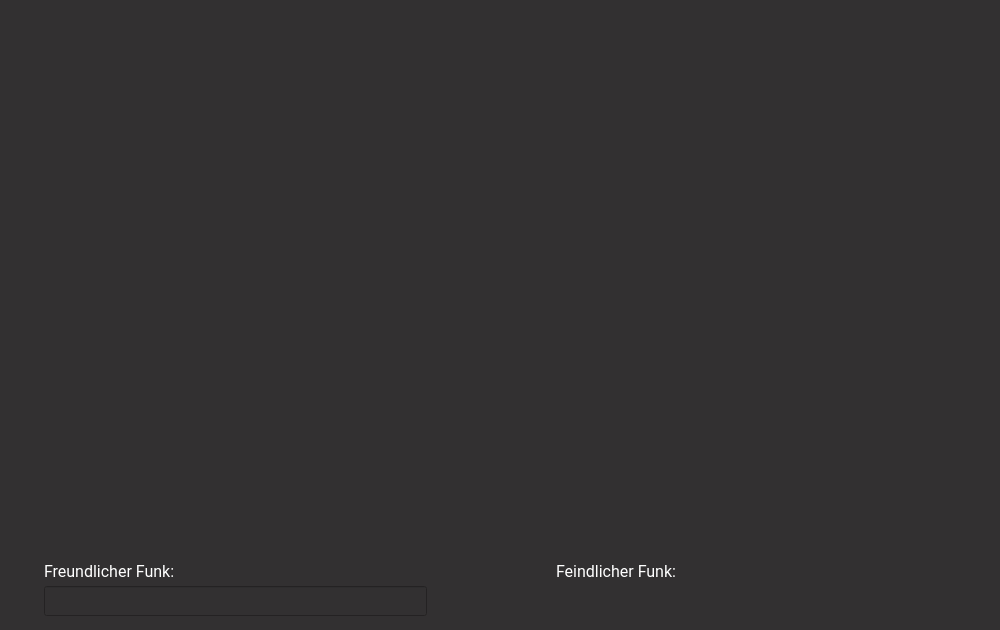
The window that mainwindow.ui (KmanKid/ITP-NavalCombat) describes before a commit, drawn with Qt 5.
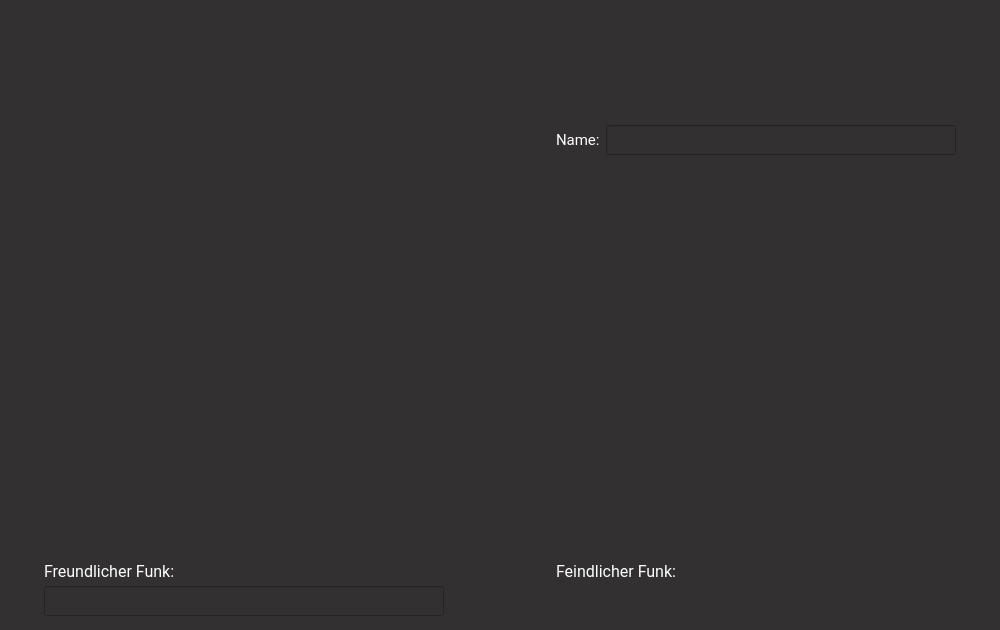
The same window after the commit. Icons and pictures are not drawn.

Commit message: Added custom name functionality

Patch:
```diff
--- a/mainwindow.ui
+++ b/mainwindow.ui
@@ -168,14 +168,61 @@
      <rect>
       <x>44</x>
       <y>586</y>
-      <width>383</width>
+      <width>400</width>
       <height>30</height>
      </rect>
     </property>
+    <property name="font">
+     <font>
+      <family>Roboto</family>
+      <pointsize>11</pointsize>
+     </font>
+    </property>
     <property name="styleSheet">
      <string notr="true">color: white</string>
     </property>
    </widget>
+   <widget class="QLineEdit" name="nameInput">
+    <property name="geometry">
+     <rect>
+      <x>606</x>
+      <y>125</y>
+      <width>350</width>
+      <height>30</height>
+     </rect>
+    </property>
+    <property name="font">
+     <font>
+      <family>Roboto</family>
+      <pointsize>11</pointsize>
+     </font>
+    </property>
+    <property name="styleSheet">
+     <string notr="true">color: white</string>
+    </property>
+   </widget>
+   <widget class="QLabel" name="name">
+    <property name="geometry">
+     <rect>
+      <x>556</x>
+      <y>125</y>
+      <width>49</width>
+      <height>30</height>
+     </rect>
+    </property>
+    <property name="font">
+     <font>
+      <family>Roboto</family>
+      <pointsize>11</pointsize>
+     </font>
+    </property>
+    <property name="styleSheet">
+     <string notr="true">color: white</string>
+    </property>
+    <property name="text">
+     <string>Name:</string>
+    </property>
+   </widget>
   </widget>
  </widget>
  <resources>
```
The commit also changes 2 other files.
